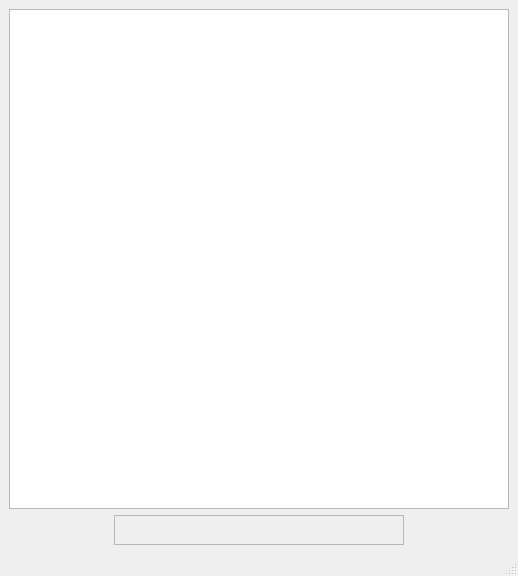
Above: UI/SearchResults.ui from UjwalReddy267/COMIC_SD before the change. Below: the same form after it.
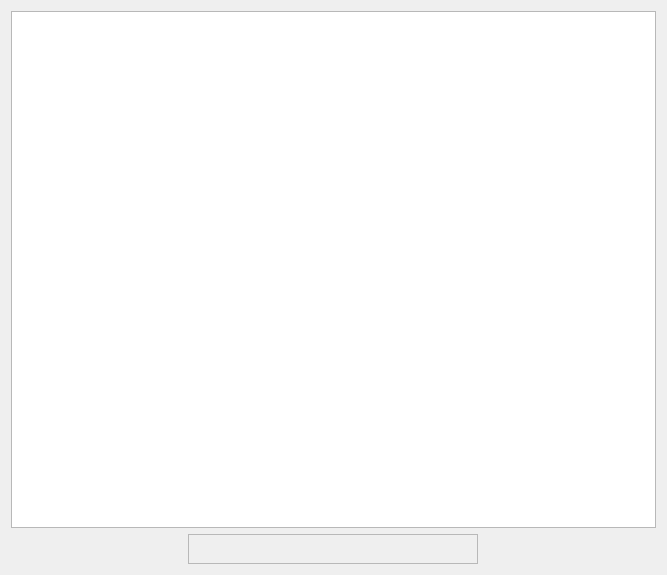
That is the form after the change.

Commit message: Faster image downloads in search results Added a loading icon for images in search results

What changed in the file:
```diff
--- a/UI/SearchResults.ui
+++ b/UI/SearchResults.ui
@@ -1,15 +1,20 @@
 <?xml version="1.0" encoding="UTF-8"?>
 <ui version="4.0">
- <class>MainWindow</class>
- <widget class="QMainWindow" name="MainWindow">
+ <class>searchFrame</class>
+ <widget class="QWidget" name="searchFrame">
+  <property name="geometry">
+   <rect>
+    <x>0</x>
+    <y>0</y>
+    <width>667</width>
+    <height>575</height>
+   </rect>
+  </property>
   <property name="windowTitle">
    <string>MainWindow</string>
   </property>
-  <widget class="QWidget" name="centralwidget">
    <layout class="QVBoxLayout" name="verticalLayout">
     <item>
-     <layout class="QHBoxLayout" name="horizontalLayout">
-      <item>
        <widget class="QListWidget" name="resultsList">
         <property name="minimumSize">
          <size>
@@ -25,8 +30,6 @@
         </property>
        </widget>
       </item>
-     </layout>
-    </item>
     <item>
      <layout class="QHBoxLayout" name="navLayout">
       <property name="spacing">
@@ -68,18 +71,6 @@
      </layout>
     </item>
    </layout>
-  </widget>
-  <widget class="QMenuBar" name="menubar">
-   <property name="geometry">
-    <rect>
-     <x>0</x>
-     <y>0</y>
-     <width>732</width>
-     <height>22</height>
-    </rect>
-   </property>
-  </widget>
-  <widget class="QStatusBar" name="statusbar"/>
  </widget>
  <resources/>
  <connections/>
```
Left out of the diff: 2 changed lines with no effect on the pictures. Lines whose indentation alone changed are shown as unchanged. The commit also changes 9 other files.
